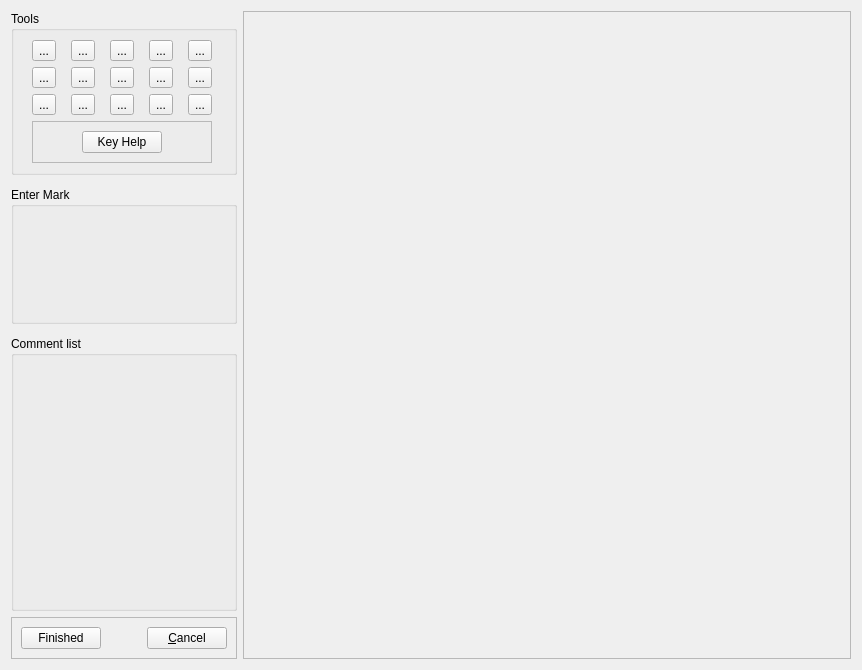
Qt form qtCreatorFiles/ui_annotator_righthandmouse.ui (plomgrading/plom) before a commit.
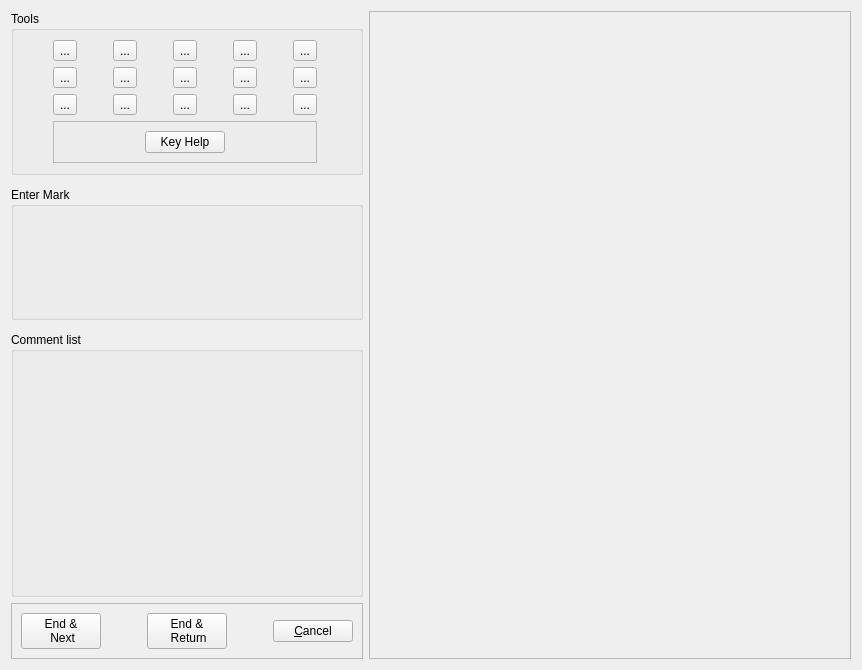
The same form after that commit.

Commit message: Annotator automatically launches next test

```diff
--- a/qtCreatorFiles/ui_annotator_righthandmouse.ui
+++ b/qtCreatorFiles/ui_annotator_righthandmouse.ui
@@ -54,6 +54,14 @@
      </property>
      <layout class="QGridLayout" name="gridLayout_2">
       <item row="0" column="2">
+       <widget class="QPushButton" name="finishNoRelaunchButton">
+        <property name="text">
+         <string>End &amp;&amp; 
+ Return</string>
+        </property>
+       </widget>
+      </item>
+      <item row="0" column="4">
        <widget class="QPushButton" name="cancelButton">
         <property name="text">
          <string>&amp;Cancel</string>
@@ -63,7 +71,8 @@
       <item row="0" column="0">
        <widget class="QPushButton" name="finishedButton">
         <property name="text">
-         <string>Finished</string>
+         <string>End &amp;&amp; 
+ Next</string>
         </property>
        </widget>
       </item>
@@ -80,6 +89,19 @@
         </property>
        </spacer>
       </item>
+      <item row="0" column="3">
+       <spacer name="horizontalSpacer_4">
+        <property name="orientation">
+         <enum>Qt::Horizontal</enum>
+        </property>
+        <property name="sizeHint" stdset="0">
+         <size>
+          <width>40</width>
+          <height>20</height>
+         </size>
+        </property>
+       </spacer>
+      </item>
      </layout>
     </widget>
    </item>
```
The commit also changes 5 other files.
